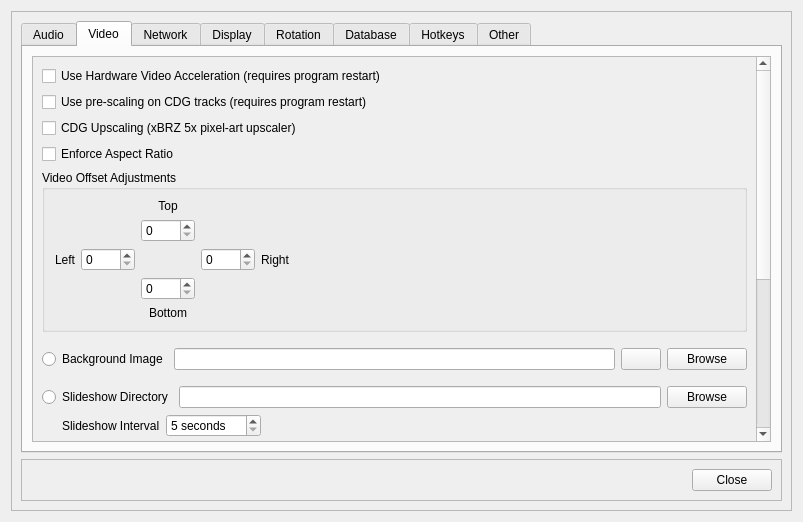
Above: src/dlgsettings.ui from kirkphillip605/OpenKJ before the change. Below: the same form after it.
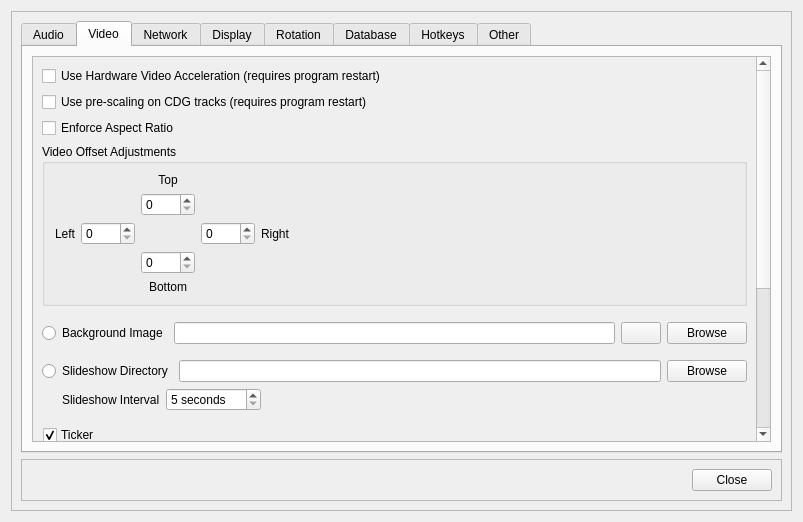
That is the form after the change. The open tabs and pages were chosen to show the change. Icons and pictures are not drawn.

Commit message: Phase 1: Remove xbrz upscaling code and restore original CDG pipeline

Patch:
```diff
--- a/src/dlgsettings.ui
+++ b/src/dlgsettings.ui
@@ -334,16 +334,6 @@
                   </property>
                  </widget>
                 </item>
-                <item>
-                 <widget class="QCheckBox" name="checkBoxCdgUpscaling">
-                  <property name="toolTip">
-                   <string>&lt;html&gt;&lt;head/&gt;&lt;body&gt;&lt;p&gt;Enables xBRZ pixel-art upscaling on CDG graphics (300×216 → 1500×1080). Produces very sharp output but significantly increases CPU load. When disabled, CDG tracks play using the original rendering pipeline.&lt;/p&gt;&lt;/body&gt;&lt;/html&gt;</string>
-                  </property>
-                  <property name="text">
-                   <string>CDG Upscaling (xBRZ 5x pixel-art upscaler)</string>
-                  </property>
-                 </widget>
-                </item>
                 <item>
                  <widget class="QCheckBox" name="checkBoxEnforceAspectRatio">
                   <property name="toolTip">
```
The commit also changes 43 other files.
